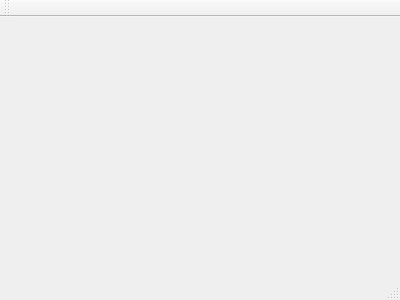
Before: the Qt Designer form qwindow.ui in liuyang12/QApp, drawn with Qt 5.
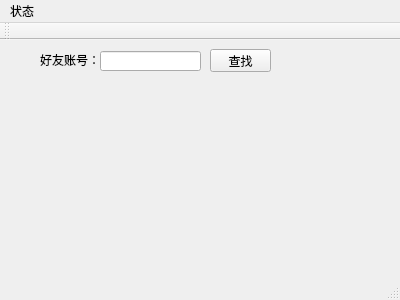
After: the same form once the commit is applied.

Commit message: Ver. 0.1.5 Liu Yang 【主界面大致框架】好友查找和登出。 TODO_1 TCP socket 通信应该封装成一个类，避免每次重复编写通信； TODO_2 用户状态的设定以及程序中通信的相应状态的设定； ... TODO_n

Diff of the .ui file:
```diff
--- a/qwindow.ui
+++ b/qwindow.ui
@@ -12,13 +12,80 @@
   <property name="windowTitle" >
    <string>QWindow</string>
   </property>
-  <widget class="QMenuBar" name="menuBar" />
-  <widget class="QToolBar" name="mainToolBar" />
-  <widget class="QWidget" name="centralWidget" />
-  <widget class="QStatusBar" name="statusBar" />
+  <widget class="QWidget" name="centralWidget">
+   <widget class="QLabel" name="label">
+    <property name="geometry">
+     <rect>
+      <x>40</x>
+      <y>12</y>
+      <width>61</width>
+      <height>16</height>
+     </rect>
+    </property>
+    <property name="text">
+     <string>好友账号：</string>
+    </property>
+   </widget>
+   <widget class="QLineEdit" name="Edit_FriendNumber">
+    <property name="geometry">
+     <rect>
+      <x>100</x>
+      <y>11</y>
+      <width>101</width>
+      <height>20</height>
+     </rect>
+    </property>
+   </widget>
+   <widget class="QPushButton" name="button_SearchFriend">
+    <property name="geometry">
+     <rect>
+      <x>210</x>
+      <y>9</y>
+      <width>61</width>
+      <height>23</height>
+     </rect>
+    </property>
+    <property name="text">
+     <string>查找</string>
+    </property>
+   </widget>
+  </widget>
+  <widget class="QMenuBar" name="menuBar">
+   <property name="geometry">
+    <rect>
+     <x>0</x>
+     <y>0</y>
+     <width>400</width>
+     <height>23</height>
+    </rect>
+   </property>
+   <widget class="QMenu" name="menu">
+    <property name="title">
+     <string>状态</string>
+    </property>
+    <addaction name="action_Logout"/>
+   </widget>
+   <addaction name="menu"/>
+  </widget>
+  <widget class="QToolBar" name="mainToolBar">
+   <attribute name="toolBarArea">
+    <enum>TopToolBarArea</enum>
+   </attribute>
+   <attribute name="toolBarBreak">
+    <bool>false</bool>
+   </attribute>
+  </widget>
+  <widget class="QStatusBar" name="statusBar"/>
+  <action name="action_Logout">
+   <property name="text">
+    <string>&amp;Logout</string>
+   </property>
+   <property name="shortcut">
+    <string>Alt+L</string>
+   </property>
+  </action>
  </widget>
- <layoutDefault spacing="6" margin="11" />
- <pixmapfunction></pixmapfunction>
+ <layoutdefault spacing="6" margin="11"/>
  <resources/>
  <connections/>
 </ui>
```
Left out of the diff: 7 changed lines with no effect on the pictures. The commit also changes 3 other files.
